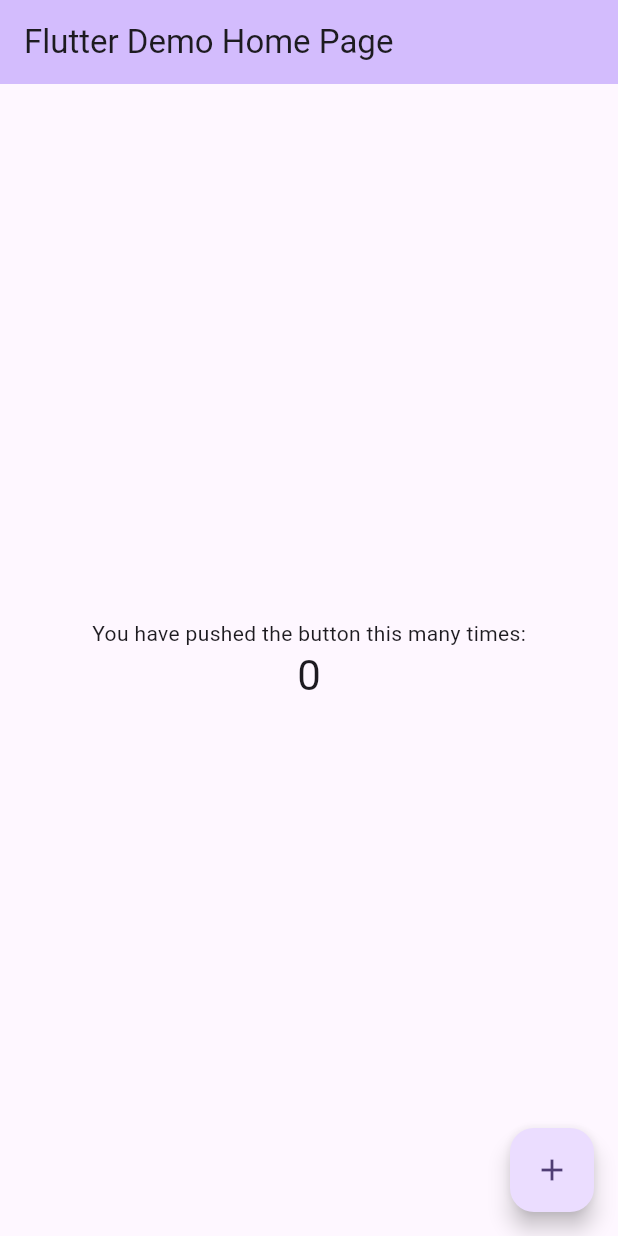
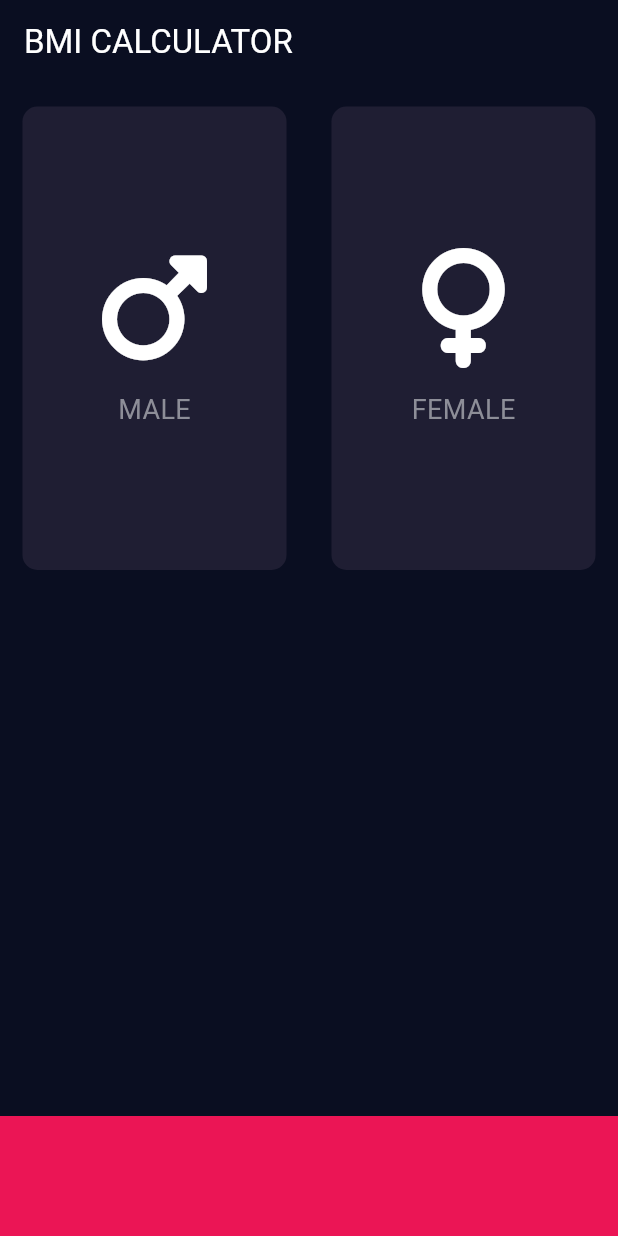
Before and after one commit to crt-2808/flutter-curso, a Flutter app: the screen it shows after launch, on a phone screen of 412 x 824 dp. Run offline on Flutter 3.47's test engine with Material 3 defaults, Android fonts, the phone set to English and light mode, and no system bars; our stand-ins replace audioplayers, font_awesome_flutter, rflutter_alert.

Commit message:
bmi calculator layout

```diff
--- /dev/null
+++ b/bmi_calculator/lib/icon_content.dart
@@ -0,0 +1,27 @@
+import 'package:flutter/material.dart';
+
+class ReusableGenderButton extends StatelessWidget {
+  ReusableGenderButton({required this.icon, required this.label});
+  final IconData icon;
+  final String label;
+
+  @override
+  Widget build(BuildContext context) {
+    return Column(
+      mainAxisAlignment: MainAxisAlignment.center,
+      children: [
+        Icon(
+          icon,
+          size: 80.0,
+        ),
+        SizedBox(
+          height: 15.0,
+        ),
+        Text(
+          label,
+          style: TextStyle(fontSize: 18.0, color: Color(0xFF8D8E98)),
+        )
+      ],
+    );
+  }
+}
--- /dev/null
+++ b/bmi_calculator/lib/input_page.dart
@@ -0,0 +1,71 @@
+import 'package:flutter/material.dart';
+import 'package:font_awesome_flutter/font_awesome_flutter.dart';
+import 'icon_content.dart';
+import 'reusable_card.dart';
+
+const bottomContainerHeight = 80.0;
+const activeCardColor = Color(0xFF1F1E33);
+const bottomContainerColor = Color(0xFFEB1555);
+
+class InputPage extends StatefulWidget {
+  @override
+  _InputPageState createState() => _InputPageState();
+}
+
+class _InputPageState extends State<InputPage> {
+  @override
+  Widget build(BuildContext context) {
+    return Scaffold(
+      appBar: AppBar(
+        backgroundColor: Theme.of(context).colorScheme.primary,
+        title: Text(
+          'BMI CALCULATOR',
+          style: TextStyle(
+            color: Colors.white,
+          ),
+        ),
+      ),
+      body: Column(
+        children: <Widget>[
+          Expanded(
+            child: Row(
+              children: [
+                Expanded(
+                  child: ReusableCard(
+                    color: activeCardColor,
+                    cardChild: ReusableGenderButton(
+                        icon: FontAwesomeIcons.mars, label: "MALE"),
+                  ),
+                ),
+                Expanded(
+                  child: ReusableCard(
+                    color: activeCardColor,
+                    cardChild: ReusableGenderButton(
+                        icon: FontAwesomeIcons.venus, label: "FEMALE"),
+                  ),
+                ),
+              ],
+            ),
+          ),
+          //Expanded(
+          //child: ReusableCard(color: activeCardColor),
+          //),
+          Expanded(
+            child: Row(
+              children: [
+                // Expanded(child: ReusableCard(color: activeCardColor)),
+                // Expanded(child: ReusableCard(color: activeCardColor))
+              ],
+            ),
+          ),
+          Container(
+            color: bottomContainerColor,
+            margin: EdgeInsets.only(top: 10),
+            width: double.infinity,
+            height: bottomContainerHeight,
+          )
+        ],
+      ),
+    );
+  }
+}
--- a/bmi_calculator/lib/main.dart
+++ b/bmi_calculator/lib/main.dart
@@ -1,125 +1,19 @@
 import 'package:flutter/material.dart';
+import 'input_page.dart';
 
-void main() {
-  runApp(const MyApp());
-}
+void main() => runApp(BMICalculator());
 
-class MyApp extends StatelessWidget {
-  const MyApp({super.key});
-
-  // This widget is the root of your application.
+class BMICalculator extends StatelessWidget {
   @override
   Widget build(BuildContext context) {
     return MaterialApp(
-      title: 'Flutter Demo',
-      theme: ThemeData(
-        // This is the theme of your application.
-        //
-        // TRY THIS: Try running your application with "flutter run". You'll see
-        // the application has a purple toolbar. Then, without quitting the app,
-        // try changing the seedColor in the colorScheme below to Colors.green
-        // and then invoke "hot reload" (save your changes or press the "hot
-        // reload" button in a Flutter-supported IDE, or press "r" if you used
-        // the command line to start the app).
-        //
-        // Notice that the counter didn't reset back to zero; the application
-        // state is not lost during the reload. To reset the state, use hot
-        // restart instead.
-        //
-        // This works for code too, not just values: Most code changes can be
-        // tested with just a hot reload.
-        colorScheme: ColorScheme.fromSeed(seedColor: Colors.deepPurple),
-        useMaterial3: true,
+      theme: ThemeData.dark().copyWith(
+        colorScheme: ColorScheme.fromSwatch()
+            .copyWith(primary: const Color(0xFF0A0E21), secondary: Colors.pink),
+        appBarTheme: AppBarTheme(color: Colors.black54),
+        scaffoldBackgroundColor: Color(0xFF0A0E21),
       ),
-      home: const MyHomePage(title: 'Flutter Demo Home Page'),
+      home: InputPage(),
     );
   }
 }
-
-class MyHomePage extends StatefulWidget {
-  const MyHomePage({super.key, required this.title});
-
-  // This widget is the home page of your application. It is stateful, meaning
-  // that it has a State object (defined below) that contains fields that affect
-  // how it looks.
-
-  // This class is the configuration for the state. It holds the values (in this
-  // case the title) provided by the parent (in this case the App widget) and
-  // used by the build method of the State. Fields in a Widget subclass are
-  // always marked "final".
-
-  final String title;
-
-  @override
-  State<MyHomePage> createState() => _MyHomePageState();
-}
-
-class _MyHomePageState extends State<MyHomePage> {
-  int _counter = 0;
-
-  void _incrementCounter() {
-    setState(() {
-      // This call to setState tells the Flutter framework that something has
-      // changed in this State, which causes it to rerun the build method below
-      // so that the display can reflect the updated values. If we changed
-      // _counter without calling setState(), then the build method would not be
-      // called again, and so nothing would appear to happen.
-      _counter++;
-    });
-  }
-
-  @override
-  Widget build(BuildContext context) {
-    // This method is rerun every time setState is called, for instance as done
-    // by the _incrementCounter method above.
-    //
-    // The Flutter framework has been optimized to make rerunning build methods
-    // fast, so that you can just rebuild anything that needs updating rather
-    // than having to individually change instances of widgets.
-    return Scaffold(
-      appBar: AppBar(
-        // TRY THIS: Try changing the color here to a specific color (to
-        // Colors.amber, perhaps?) and trigger a hot reload to see the AppBar
-        // change color while the other colors stay the same.
-        backgroundColor: Theme.of(context).colorScheme.inversePrimary,
-        // Here we take the value from the MyHomePage object that was created by
-        // the App.build method, and use it to set our appbar title.
-        title: Text(widget.title),
-      ),
-      body: Center(
-        // Center is a layout widget. It takes a single child and positions it
-        // in the middle of the parent.
-        child: Column(
-          // Column is also a layout widget. It takes a list of children and
-          // arranges them vertically. By default, it sizes itself to fit its
-          // children horizontally, and tries to be as tall as its parent.
-          //
-          // Column has various properties to control how it sizes itself and
-          // how it positions its children. Here we use mainAxisAlignment to
-          // center the children vertically; the main axis here is the vertical
-          // axis because Columns are vertical (the cross axis would be
-          // horizontal).
-          //
-          // TRY THIS: Invoke "debug painting" (choose the "Toggle Debug Paint"
-          // action in the IDE, or press "p" in the console), to see the
-          // wireframe for each widget.
-          mainAxisAlignment: MainAxisAlignment.center,
-          children: <Widget>[
-            const Text(
-              'You have pushed the button this many times:',
-            ),
-            Text(
-              '$_counter',
-              style: Theme.of(context).textTheme.headlineMedium,
-            ),
-          ],
-        ),
-      ),
-      floatingActionButton: FloatingActionButton(
-        onPressed: _incrementCounter,
-        tooltip: 'Increment',
-        child: const Icon(Icons.add),
-      ), // This trailing comma makes auto-formatting nicer for build methods.
-    );
-  }
-}
--- /dev/null
+++ b/bmi_calculator/lib/reusable_card.dart
@@ -0,0 +1,17 @@
+import 'package:flutter/material.dart';
+
+class ReusableCard extends StatelessWidget {
+  ReusableCard({required this.color, required this.cardChild});
+
+  final Color color;
+  final Widget cardChild;
+  @override
+  Widget build(BuildContext context) {
+    return Container(
+      child: cardChild,
+      margin: EdgeInsets.all(15),
+      decoration: BoxDecoration(
+          color: color, borderRadius: BorderRadius.circular(10.0)),
+    );
+  }
+}
--- a/bmi_calculator/pubspec.yaml
+++ b/bmi_calculator/pubspec.yaml
@@ -35,6 +35,7 @@ dependencies:
   # The following adds the Cupertino Icons font to your application.
   # Use with the CupertinoIcons class for iOS style icons.
   cupertino_icons: ^1.0.8
+  font_awesome_flutter: ^10.7.0
 
 dev_dependencies:
   flutter_test:
```
Also changed, not shown: bmi_calculator/pubspec.lock, 1 other file.
